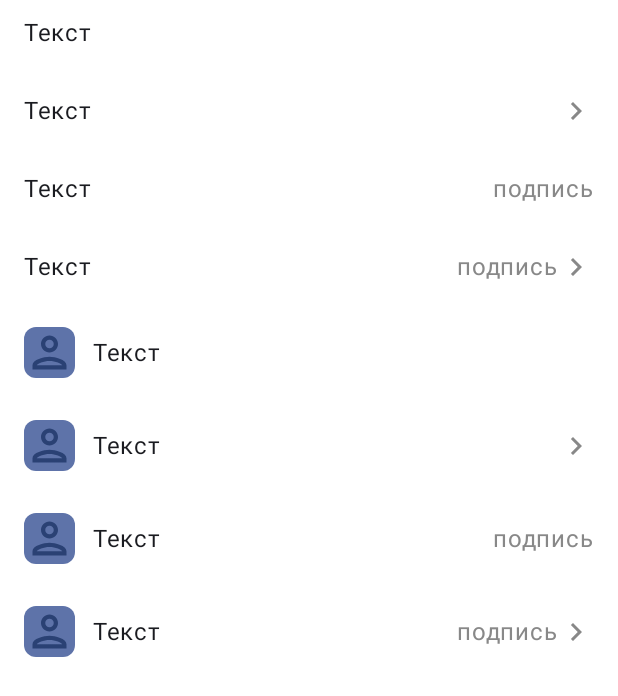
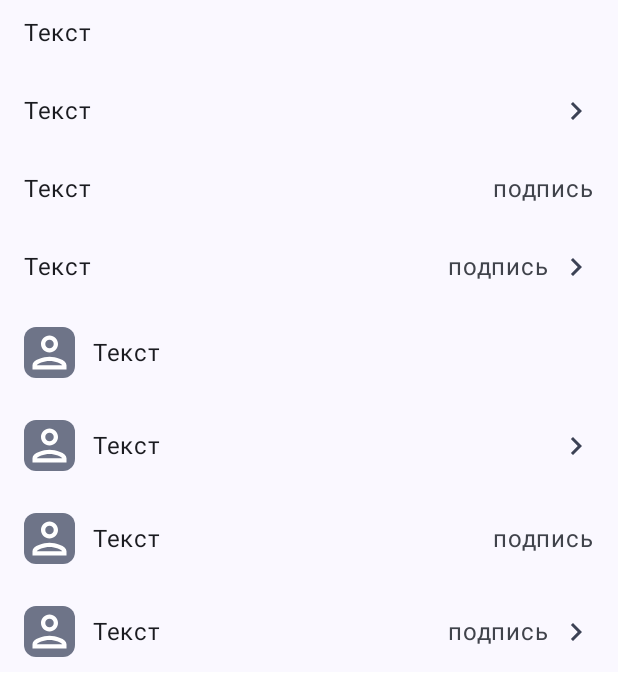
Before and after one commit to easydev991/Jetpack-WorkoutApp, an Android app built with Jetpack Compose: the @Preview function ListRowViewPreview, on a phone screen of 412 x 824 dp. Shown: the top 696 px of the screen. Run offline under Robolectric (Android 15) with nearby library versions, the phone set to English and light mode, and no system bars.

Commit message:
Мелкие правки

```diff
--- a/app/src/main/java/com/workout/jetpack_workout/ui/ds/ListRowView.kt
+++ b/app/src/main/java/com/workout/jetpack_workout/ui/ds/ListRowView.kt
@@ -1,5 +1,6 @@
 package com.workout.jetpack_workout.ui.ds
 
+import android.content.res.Configuration
 import androidx.annotation.DrawableRes
 import androidx.compose.animation.AnimatedVisibility
 import androidx.compose.animation.expandHorizontally
@@ -18,12 +19,12 @@ import androidx.compose.foundation.shape.RoundedCornerShape
 import androidx.compose.material.icons.Icons
 import androidx.compose.material.icons.filled.KeyboardArrowRight
 import androidx.compose.material3.MaterialTheme
+import androidx.compose.material3.Surface
 import androidx.compose.material3.Text
 import androidx.compose.runtime.Composable
 import androidx.compose.ui.Alignment
 import androidx.compose.ui.Modifier
 import androidx.compose.ui.draw.clip
-import androidx.compose.ui.graphics.Color
 import androidx.compose.ui.graphics.ColorFilter
 import androidx.compose.ui.res.painterResource
 import androidx.compose.ui.tooling.preview.Preview
@@ -58,11 +59,11 @@ fun ListRowView(
                 Image(
                     painter = painterResource(leadingIconID),
                     contentDescription = "Leading icon",
-                    colorFilter = ColorFilter.tint(color = MaterialTheme.colorScheme.primary),
+                    colorFilter = ColorFilter.tint(color = MaterialTheme.colorScheme.onSecondaryContainer),
                     modifier = Modifier
                         .clip(RoundedCornerShape(8.dp))
                         .size(34.dp)
-                        .background(color = MaterialTheme.colorScheme.primaryContainer)
+                        .background(color = MaterialTheme.colorScheme.secondaryContainer)
                 )
             }
             Text(
@@ -71,12 +72,14 @@ fun ListRowView(
                 color = MaterialTheme.colorScheme.onSurface
             )
         }
-        Row {
-            if (trailingText.isNotEmpty()) {
+        Row(
+            horizontalArrangement = Arrangement.spacedBy(6.dp)
+        ) {
+            if (trailingText.isNotBlank()) {
                 Text(
                     text = trailingText,
                     style = MaterialTheme.typography.bodyLarge,
-                    color = Color.Gray
+                    color = MaterialTheme.colorScheme.onSurfaceVariant
                 )
             }
             AnimatedVisibility(
@@ -86,7 +89,7 @@ fun ListRowView(
             ) {
                 Image(
                     imageVector = Icons.Default.KeyboardArrowRight,
-                    colorFilter = ColorFilter.tint(color = Color.Gray),
+                    colorFilter = ColorFilter.tint(color = MaterialTheme.colorScheme.secondary),
                     contentDescription = "Chevron"
                 )
             }
@@ -95,9 +98,11 @@ fun ListRowView(
 }
 
 @Preview(showBackground = true)
+@Preview(uiMode = Configuration.UI_MODE_NIGHT_YES, showBackground = true)
 @Composable
 fun ListRowViewPreview() {
     JetpackWorkoutAppTheme {
+        Surface {
             Column(
                 verticalArrangement = Arrangement.spacedBy(8.dp),
                 modifier = Modifier.padding(horizontal = 16.dp)
@@ -139,3 +144,4 @@ fun ListRowViewPreview() {
             }
         }
     }
+}
--- a/app/src/main/java/com/workout/jetpack_workout/ui/screens/events/EventsScreen.kt
+++ b/app/src/main/java/com/workout/jetpack_workout/ui/screens/events/EventsScreen.kt
@@ -13,6 +13,7 @@ import androidx.compose.foundation.lazy.LazyColumn
 import androidx.compose.foundation.lazy.items
 import androidx.compose.foundation.shape.RoundedCornerShape
 import androidx.compose.material3.Button
+import androidx.compose.material3.MaterialTheme
 import androidx.compose.material3.Text
 import androidx.compose.runtime.Composable
 import androidx.compose.ui.Alignment
@@ -21,7 +22,6 @@ import androidx.compose.ui.draw.clip
 import androidx.compose.ui.layout.ContentScale
 import androidx.compose.ui.platform.LocalContext
 import androidx.compose.ui.res.stringResource
-import androidx.compose.ui.text.font.FontWeight
 import androidx.compose.ui.unit.dp
 import coil.compose.AsyncImage
 import coil.request.ImageRequest
@@ -83,7 +83,7 @@ fun PastEventsScreen(
                 ) {
                     Text(
                         text = it.title,
-                        fontWeight = FontWeight.Bold
+                        style = MaterialTheme.typography.titleMedium
                     )
                     Text(text = it.beginDate)
                     Text(text = "CityID: ${it.cityID}")
```
Lines whose indentation alone changed are shown as unchanged.
